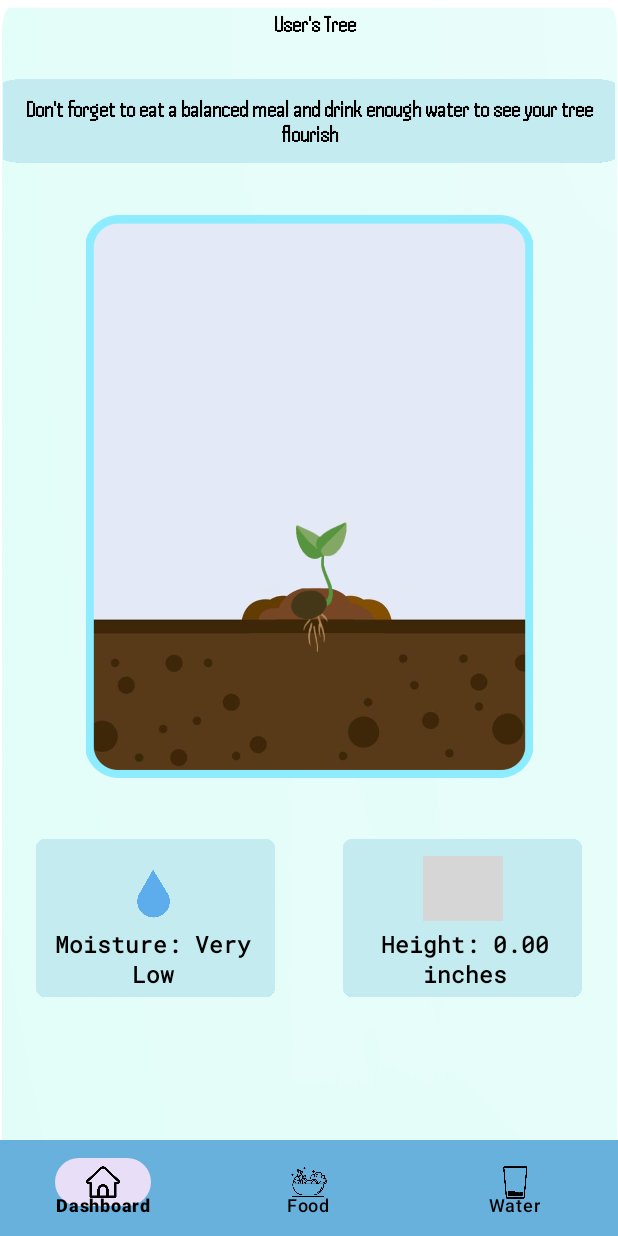
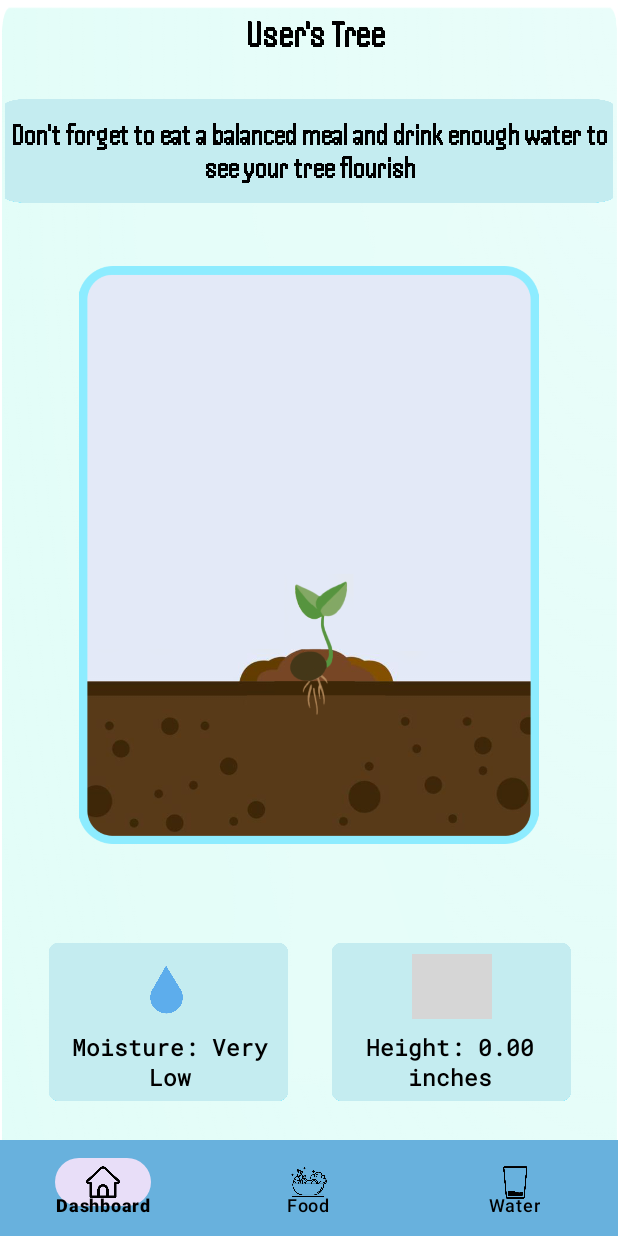
Before and after one commit to AyatKamona/Health-Harvest, an Android app: the UserDashboard screen opened directly, with no data from a screen before it, on a phone screen of 412 x 824 dp. Run offline under Robolectric (Android 15) with nearby library versions, the phone set to English and light mode, and no system bars; grey boxes are pictures that could not be loaded.

Commit message:
increased font size

```diff
--- a/HealthHarvest/app/src/main/res/layout/activity_user_dashboard.xml
+++ b/HealthHarvest/app/src/main/res/layout/activity_user_dashboard.xml
@@ -9,8 +9,8 @@
 
     <TextView
         android:id="@+id/welcomeMessage"
-        android:layout_width="252dp"
-        android:layout_height="30dp"
+        android:layout_width="251dp"
+        android:layout_height="38dp"
         android:layout_marginLeft="20dp"
         android:layout_marginEnd="76dp"
         android:fontFamily="@font/handjet"
@@ -18,25 +18,24 @@
         android:text="User Dashboard"
         android:textAlignment="center"
         android:textColor="@color/black"
-        android:textSize="15sp"
+        android:textSize="25sp"
         android:textStyle="bold"
         app:layout_constraintBottom_toTopOf="@+id/bottomNavigationView"
         app:layout_constraintEnd_toEndOf="parent"
         app:layout_constraintLeft_toLeftOf="parent"
         app:layout_constraintTop_toTopOf="parent"
-        app:layout_constraintVertical_bias="0.001"
-     />
+        app:layout_constraintVertical_bias="0.001" />
 
     <ImageView
         android:id="@+id/tree_pic"
-        android:layout_width="319dp"
-        android:layout_height="375dp"
+        android:layout_width="384dp"
+        android:layout_height="385dp"
         android:foregroundGravity="center"
         app:layout_constraintBottom_toBottomOf="parent"
         app:layout_constraintEnd_toEndOf="parent"
         app:layout_constraintStart_toStartOf="parent"
         app:layout_constraintTop_toTopOf="parent"
-        app:layout_constraintVertical_bias="0.319" />
+        app:layout_constraintVertical_bias="0.404" />
 
     <ImageView
         android:id="@+id/imageView4"
@@ -44,10 +43,10 @@
         android:layout_height="105dp"
         app:layout_constraintBottom_toTopOf="@+id/bottomNavigationView"
         app:layout_constraintEnd_toEndOf="parent"
-        app:layout_constraintHorizontal_bias="0.932"
+        app:layout_constraintHorizontal_bias="0.902"
         app:layout_constraintStart_toStartOf="parent"
         app:layout_constraintTop_toBottomOf="@+id/tree_pic"
-        app:layout_constraintVertical_bias="0.3"
+        app:layout_constraintVertical_bias="0.72"
         app:srcCompat="@drawable/bordersquare" />
 
     <ImageView
@@ -56,10 +55,10 @@
         android:layout_height="105dp"
         app:layout_constraintBottom_toTopOf="@+id/bottomNavigationView"
         app:layout_constraintEnd_toEndOf="parent"
-        app:layout_constraintHorizontal_bias="0.067"
+        app:layout_constraintHorizontal_bias="0.105"
         app:layout_constraintStart_toStartOf="parent"
         app:layout_constraintTop_toBottomOf="@+id/tree_pic"
-        app:layout_constraintVertical_bias="0.3"
+        app:layout_constraintVertical_bias="0.72"
         app:srcCompat="@drawable/bordersquare" />
 
     <ImageView
@@ -97,21 +96,21 @@
         android:textStyle="bold"
         app:layout_constraintBottom_toBottomOf="@+id/imageView4"
         app:layout_constraintEnd_toEndOf="parent"
-        app:layout_constraintHorizontal_bias="0.908"
+        app:layout_constraintHorizontal_bias="0.87"
         app:layout_constraintStart_toStartOf="parent"
         app:layout_constraintTop_toBottomOf="@+id/imageView3"
-        app:layout_constraintVertical_bias="0.6" />
+        app:layout_constraintVertical_bias="0.75" />
 
     <TextView
         android:id="@+id/whatsNeeded"
-        android:layout_width="408dp"
-        android:layout_height="56dp"
+        android:layout_width="405dp"
+        android:layout_height="69dp"
         android:background="@drawable/bordersquare"
         android:fontFamily="@font/handjet"
         android:gravity="center"
         android:text="TextView"
         android:textColor="@color/black"
-        android:textSize="15dp"
+        android:textSize="20dp"
         android:textStyle="bold"
         app:layout_constraintBottom_toTopOf="@+id/tree_pic"
         app:layout_constraintEnd_toEndOf="parent"
@@ -132,9 +131,10 @@
         android:textStyle="bold"
         app:layout_constraintBottom_toBottomOf="@+id/imageView5"
         app:layout_constraintEnd_toEndOf="parent"
-        app:layout_constraintHorizontal_bias="0.097"
+        app:layout_constraintHorizontal_bias="0.143"
         app:layout_constraintStart_toStartOf="parent"
-        app:layout_constraintTop_toBottomOf="@+id/imageView2" />
+        app:layout_constraintTop_toBottomOf="@+id/imageView2"
+        app:layout_constraintVertical_bias="0.7" />
 
     <com.google.android.material.bottomnavigation.BottomNavigationView
         android:id="@+id/bottomNavigationView"
```
